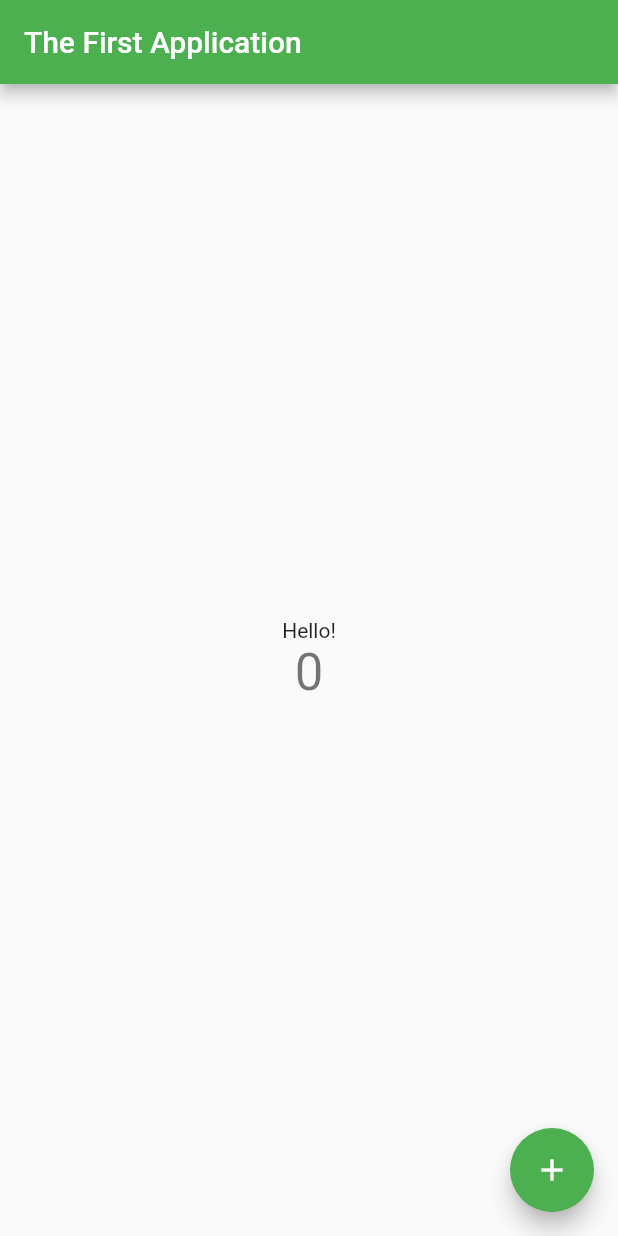
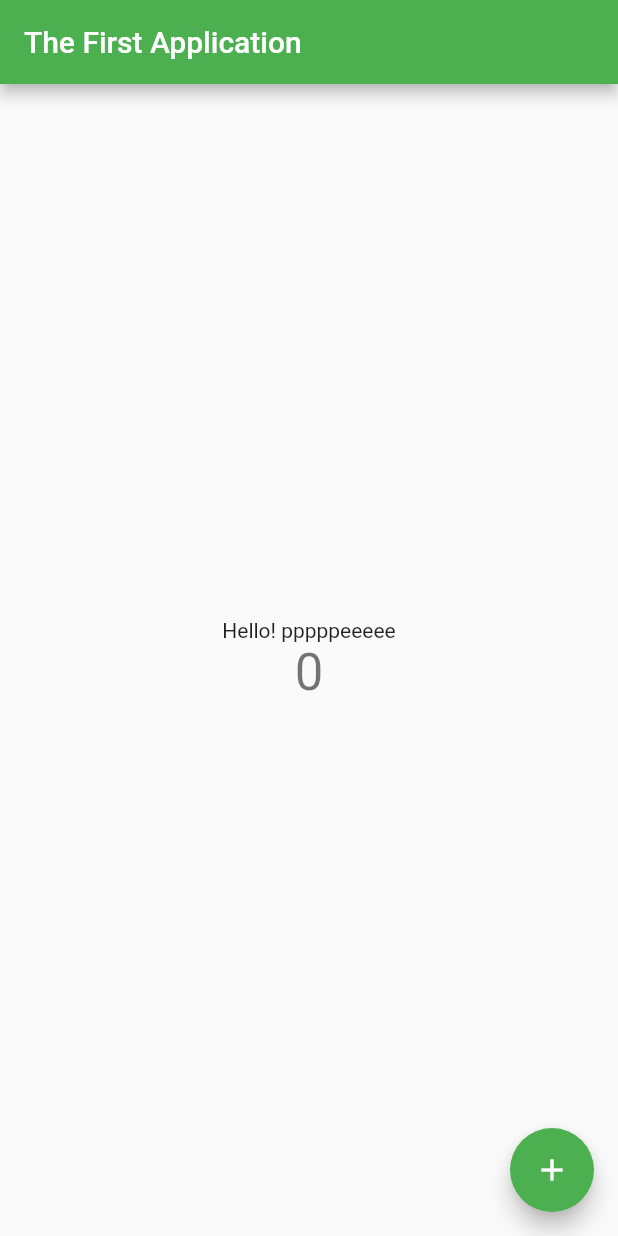
Before and after one commit to trongnghianguyen2709/TEST, a Flutter app: the screen it shows after launch, on a phone screen of 412 x 824 dp. Run offline on Flutter 3.47's test engine with Material 2 defaults, Android fonts, the phone set to English and light mode, and no system bars.

Commit message:
change 2

```diff
--- a/lib/main.dart
+++ b/lib/main.dart
@@ -73,7 +73,7 @@ class _MyHomePageState extends State<MyHomePage> {
           mainAxisAlignment: MainAxisAlignment.center,
           children: <Widget>[
             Text(
-              'Hello!',
+              'Hello! pppppeeeee',
             ),
             Text(
               '$_counter',
```
